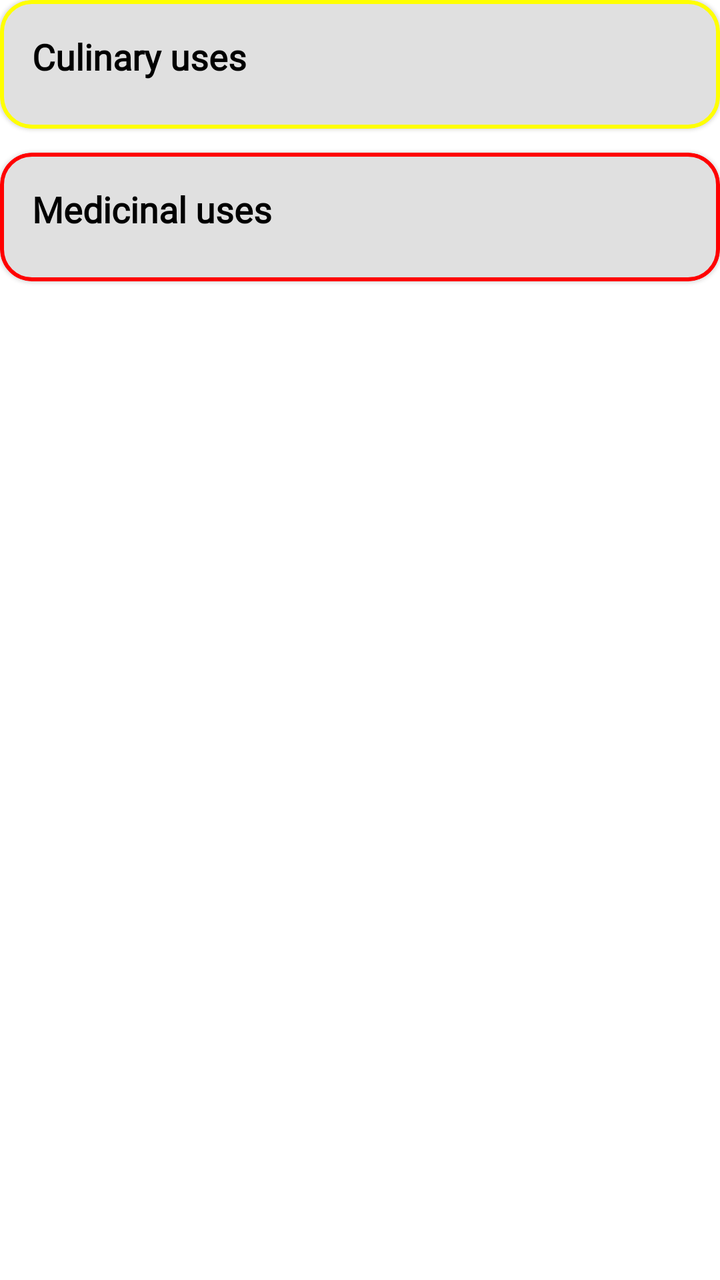
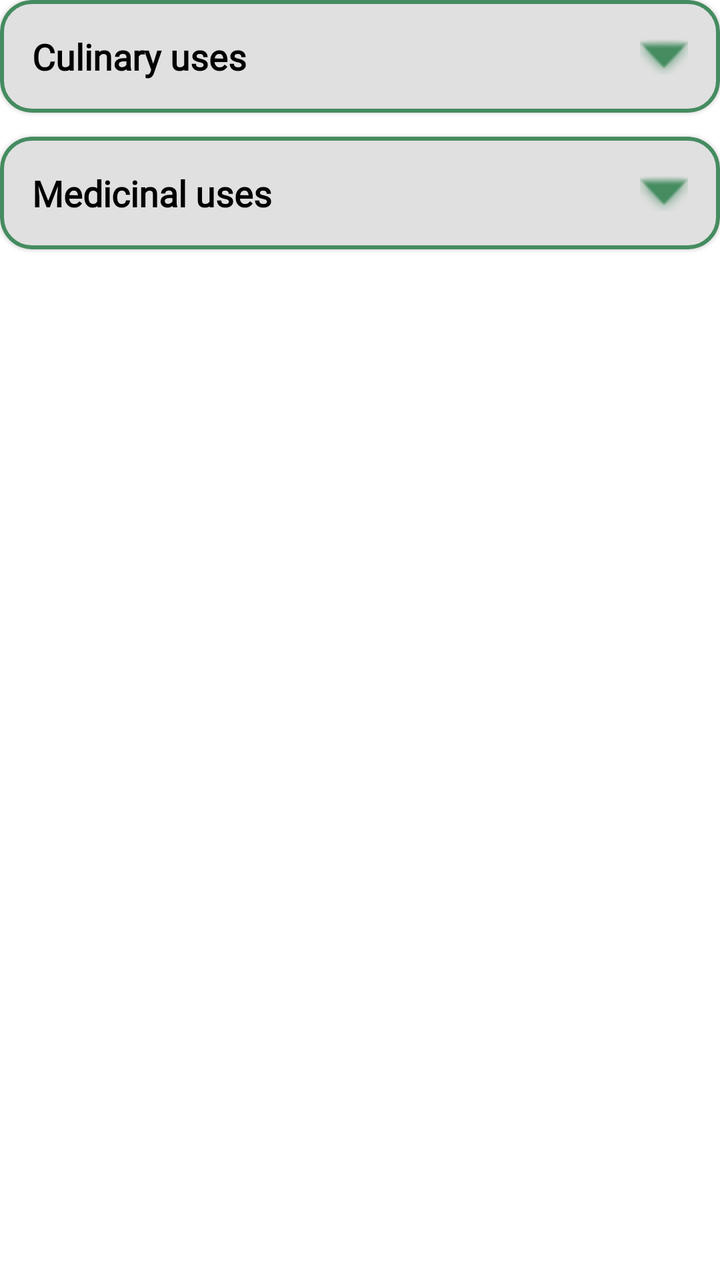

The first picture is an Android layout as it rendered before a commit; the second is the same layout after the commit. The layout source and the unified diff follow.
<!-- AndroidManifest.xml: application theme Theme.Botadex -->
<!-- res/layout/tab_uses.xml -->
<?xml version="1.0" encoding="utf-8"?>
<LinearLayout xmlns:android="http://schemas.android.com/apk/res/android"
    xmlns:app="http://schemas.android.com/apk/res-auto"
    android:layout_width="match_parent"
    android:layout_height="wrap_content"
    android:orientation="vertical">

    <com.google.android.material.card.MaterialCardView
        android:layout_width="match_parent"
        android:layout_height="wrap_content"
        android:layout_marginBottom="12dp"
        app:cardCornerRadius="16dp"
        app:cardBackgroundColor="#E0E0E0"
        app:strokeColor="@color/yellow"
        app:strokeWidth="2dp">
        <LinearLayout android:layout_width="match_parent" android:layout_height="wrap_content" android:orientation="vertical" android:padding="16dp">

            <TextView
                android:layout_width="wrap_content"
                android:layout_height="wrap_content"
                android:fontFamily="@font/jockey_one"
                android:text="Culinary uses"
                android:textColor="#000000"
                android:textSize="18sp"
                android:textStyle="bold" />
            <LinearLayout android:id="@+id/culinaryContainer" android:layout_width="match_parent" android:layout_height="wrap_content" android:orientation="vertical" android:layout_marginTop="8dp" />
        </LinearLayout>
    </com.google.android.material.card.MaterialCardView>

    <com.google.android.material.card.MaterialCardView
        android:layout_width="match_parent"
        android:layout_height="wrap_content"
        android:layout_marginBottom="12dp"
        app:cardCornerRadius="16dp"
        app:cardBackgroundColor="#E0E0E0"
        app:strokeColor="@color/red"
        app:strokeWidth="2dp">
        <LinearLayout android:layout_width="match_parent" android:layout_height="wrap_content" android:orientation="vertical" android:padding="16dp">

            <TextView
                android:layout_width="wrap_content"
                android:layout_height="wrap_content"
                android:fontFamily="@font/jockey_one"
                android:text="Medicinal uses"
                android:textColor="#000000"
                android:textSize="18sp"
                android:textStyle="bold" />
            <LinearLayout android:id="@+id/medicinalContainer" android:layout_width="match_parent" android:layout_height="wrap_content" android:orientation="vertical" android:layout_marginTop="8dp" />
        </LinearLayout>
    </com.google.android.material.card.MaterialCardView>

</LinearLayout>
<!-- resources referenced by this layout -->
<resources>
  <color name="red">#FF0000</color>
  <color name="yellow">#FFFF00</color>
  <style name="Theme.Botadex" parent="Theme.MaterialComponents.DayNight.NoActionBar">
          
          <item name="colorPrimary">@color/purple_500</item>
          <item name="colorPrimaryVariant">@color/purple_700</item>
          <item name="colorOnPrimary">@color/white</item>
          
          <item name="colorSecondary">@color/teal_200</item>
          <item name="colorSecondaryVariant">@color/teal_700</item>
          <item name="colorOnSecondary">@color/black</item>
          
          <item name="android:statusBarColor">?attr/colorPrimaryVariant</item>
          
      </style>
  <color name="purple_500">#FF6200EE</color>
  <color name="purple_700">#FF3700B3</color>
  <color name="white">#FFFFFFFF</color>
  <color name="teal_200">#FF03DAC5</color>
  <color name="teal_700">#FF018786</color>
  <color name="black">#FF000000</color>
</resources>

<!-- the commit's change to res/layout/tab_uses.xml (unified diff, before → after) -->
@@ -5,47 +5,111 @@
     android:layout_height="wrap_content"
     android:orientation="vertical">
 
+    
     <com.google.android.material.card.MaterialCardView
+        android:id="@+id/culinaryCard"
         android:layout_width="match_parent"
         android:layout_height="wrap_content"
         android:layout_marginBottom="12dp"
         app:cardCornerRadius="16dp"
         app:cardBackgroundColor="#E0E0E0"
-        app:strokeColor="@color/yellow"
+        app:strokeColor="#458C60"
         app:strokeWidth="2dp">
-        <LinearLayout android:layout_width="match_parent" android:layout_height="wrap_content" android:orientation="vertical" android:padding="16dp">
+        <LinearLayout
+            android:layout_width="match_parent"
+            android:layout_height="wrap_content"
+            android:orientation="vertical"
+            android:padding="16dp">
 
-            <TextView
-                android:layout_width="wrap_content"
+            <RelativeLayout
+                android:id="@+id/culinaryHeader"
+                android:layout_width="match_parent"
                 android:layout_height="wrap_content"
-                android:fontFamily="@font/jockey_one"
-                android:text="Culinary uses"
-                android:textColor="#000000"
-                android:textSize="18sp"
-                android:textStyle="bold" />
-            <LinearLayout android:id="@+id/culinaryContainer" android:layout_width="match_parent" android:layout_height="wrap_content" android:orientation="vertical" android:layout_marginTop="8dp" />
+                android:clickable="true"
+                android:focusable="true">
+
+                <TextView
+                    android:layout_width="wrap_content"
+                    android:layout_height="wrap_content"
+                    android:layout_alignParentStart="true"
+                    android:layout_centerVertical="true"
+                    android:fontFamily="@font/bakbak_one"
+                    android:text="Culinary uses"
+                    android:textColor="#000000"
+                    android:textSize="18sp"
+                    android:textStyle="bold" />
+                <ImageView
+                    android:id="@+id/culinaryArrow"
+                    android:layout_width="24dp"
+                    android:layout_height="24dp"
+                    android:layout_alignParentEnd="true"
+                    android:layout_centerVertical="true"
+                    android:src="@android:drawable/arrow_down_float"
+                    android:contentDescription="Expand"
+                    app:tint="#458C60" />
+            </RelativeLayout>
+
+            <LinearLayout
+                android:id="@+id/culinaryContainer"
+                android:layout_width="match_parent"
+                android:layout_height="wrap_content"
+                android:orientation="vertical"
+                android:layout_marginTop="8dp"
+                android:visibility="gone" />
         </LinearLayout>
     </com.google.android.material.card.MaterialCardView>
 
+    
     <com.google.android.material.card.MaterialCardView
+        android:id="@+id/medicinalCard"
         android:layout_width="match_parent"
         android:layout_height="wrap_content"
         android:layout_marginBottom="12dp"
         app:cardCornerRadius="16dp"
         app:cardBackgroundColor="#E0E0E0"
-        app:strokeColor="@color/red"
+        app:strokeColor="#458C60"
         app:strokeWidth="2dp">
-        <LinearLayout android:layout_width="match_parent" android:layout_height="wrap_content" android:orientation="vertical" android:padding="16dp">
+        <LinearLayout
+            android:layout_width="match_parent"
+            android:layout_height="wrap_content"
+            android:orientation="vertical"
+            android:padding="16dp">
 
-            <TextView
-                android:layout_width="wrap_content"
+            <RelativeLayout
+                android:id="@+id/medicinalHeader"
+                android:layout_width="match_parent"
                 android:layout_height="wrap_content"
-                android:fontFamily="@font/jockey_one"
-                android:text="Medicinal uses"
-                android:textColor="#000000"
-                android:textSize="18sp"
-                android:textStyle="bold" />
-            <LinearLayout android:id="@+id/medicinalContainer" android:layout_width="match_parent" android:layout_height="wrap_content" android:orientation="vertical" android:layout_marginTop="8dp" />
+                android:clickable="true"
+                android:focusable="true">
+
+                <TextView
+                    android:layout_width="wrap_content"
+                    android:layout_height="wrap_content"
+                    android:layout_alignParentStart="true"
+                    android:layout_centerVertical="true"
+                    android:fontFamily="@font/bakbak_one"
+                    android:text="Medicinal uses"
+                    android:textColor="#000000"
+                    android:textSize="18sp"
+                    android:textStyle="bold" />
+                <ImageView
+                    android:id="@+id/medicinalArrow"
+                    android:layout_width="24dp"
+                    android:layout_height="24dp"
+                    android:layout_alignParentEnd="true"
+                    android:layout_centerVertical="true"
+                    android:src="@android:drawable/arrow_down_float"
+                    android:contentDescription="Expand"
+                    app:tint="#458C60" />
+            </RelativeLayout>
+
+            <LinearLayout
+                android:id="@+id/medicinalContainer"
+                android:layout_width="match_parent"
+                android:layout_height="wrap_content"
+                android:orientation="vertical"
+                android:layout_marginTop="8dp"
+                android:visibility="gone" />
         </LinearLayout>
     </com.google.android.material.card.MaterialCardView>
 
<!-- resource entries referenced after the edit -->
@@ -1,7 +1,5 @@
 <!-- resources referenced by this layout -->
 <resources>
-  <color name="red">#FF0000</color>
-  <color name="yellow">#FFFF00</color>
   <style name="Theme.Botadex" parent="Theme.MaterialComponents.DayNight.NoActionBar">
           
           <item name="colorPrimary">@color/purple_500</item>
